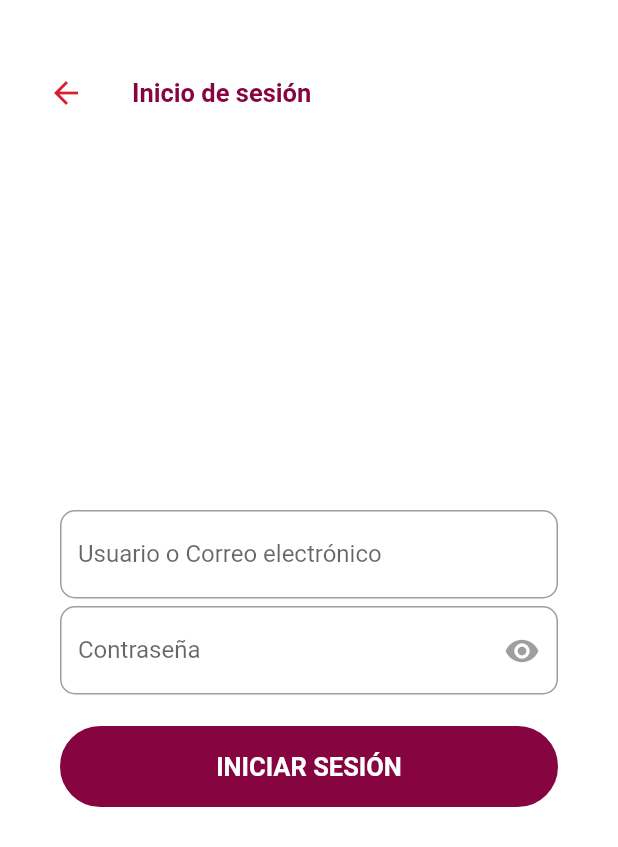
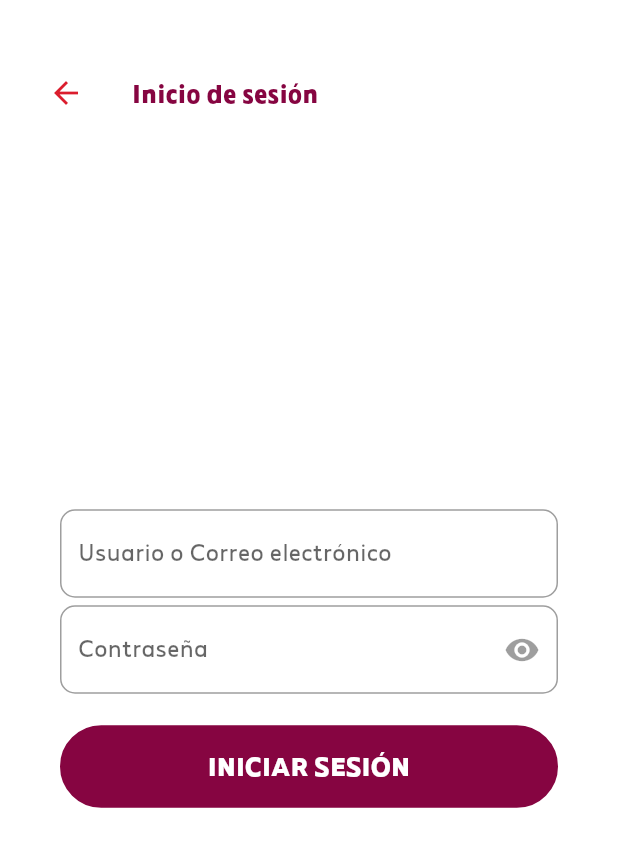
Before and after one commit to imera92/fudi_app, a Flutter app: the screen it shows after launch, after a tap on "INICIAR SESIÓN", on a phone screen of 412 x 824 dp. Shown: the top 847 px of the screen. Run offline on Flutter 3.47's test engine with Material 2 defaults, Android fonts, the phone set to English and light mode, and no system bars; our stand-ins replace oktoast, shared_preferences; network calls fail.

Commit message:
update: imagenes de categorías, fuentes y uso de geolocalización

```diff
--- a/lib/main.dart
+++ b/lib/main.dart
@@ -37,6 +37,7 @@ class MyAppState extends State<MyApp> {
         theme: ThemeData(
           primarySwatch: Colors.blue,
           visualDensity: VisualDensity.adaptivePlatformDensity,
+          fontFamily: 'Made Future X',
         ),
         // home: InitialScreen(),
         initialRoute: _rutaInicial,
```
Also changed, not shown: pubspec.yaml (+16 -0 lines), assets/fonts/made-future-x-black.otf (added), assets/fonts/made-future-x-bold.otf (added), assets/fonts/made-future-x-regular.otf (added), assets/fonts/made-future-x-thin.otf (added), assets/images/cafeterias.png (added), assets/images/mexicana.png (added), assets/images/rapida.png (added), assets/images/tipica.png (added), pubspec.lock, 1 other file.
